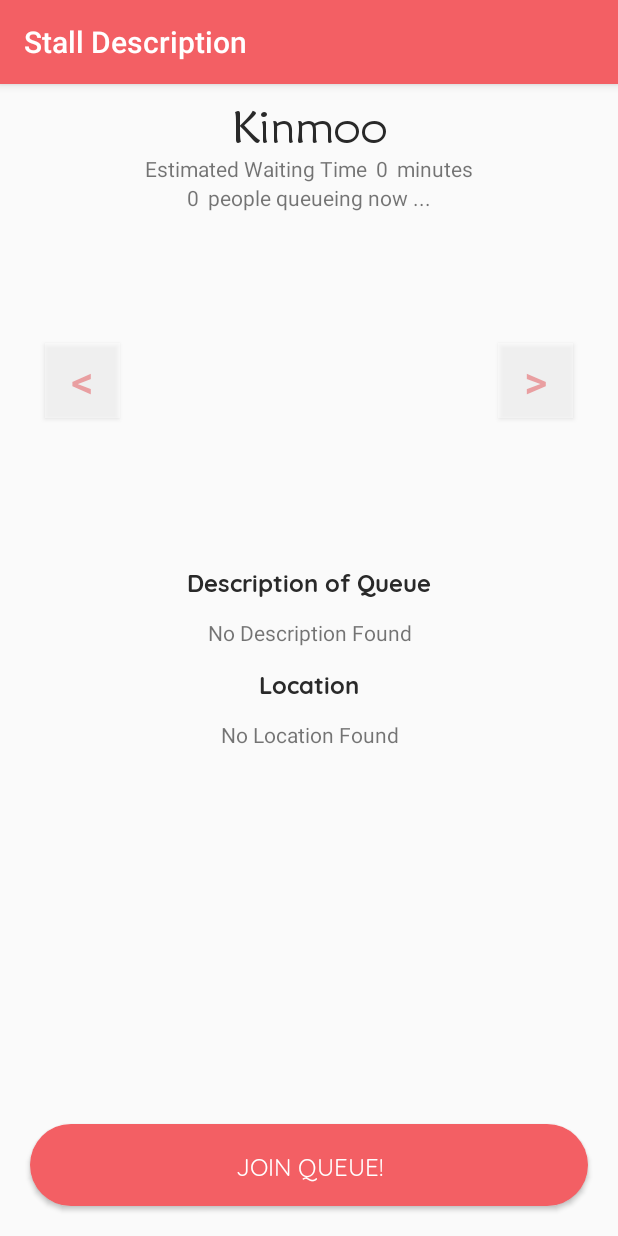
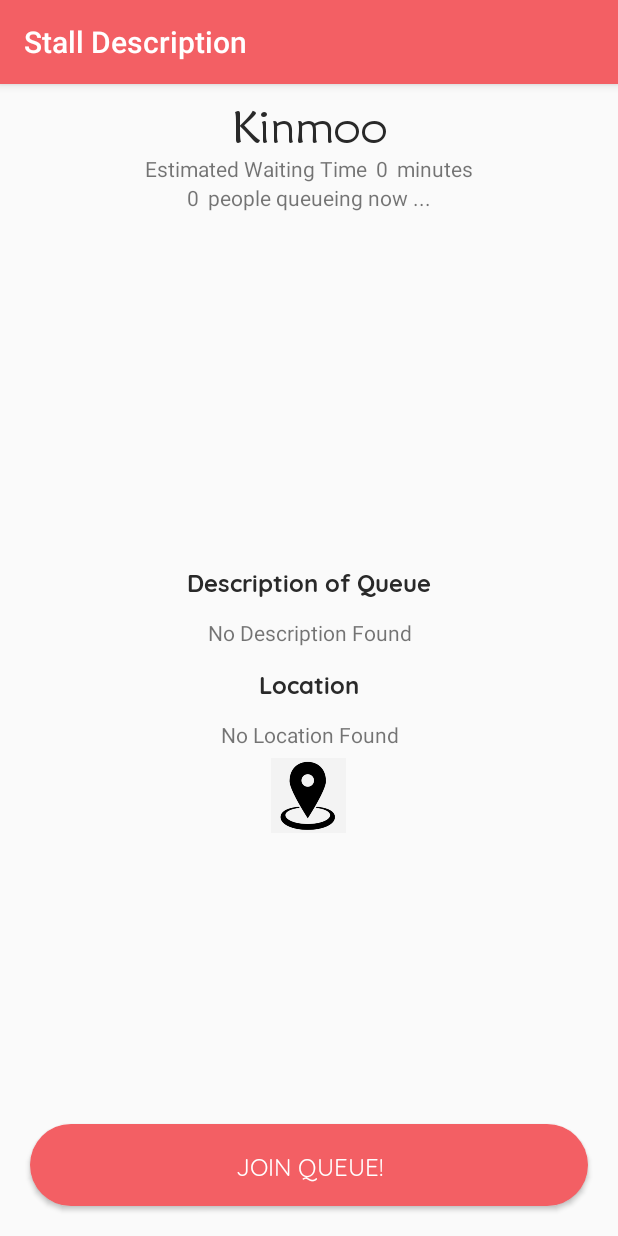
Before and after one commit to lyqht/Q, an Android app: the Cust_Gallery screen opened directly, with no data from a screen before it, on a phone screen of 412 x 824 dp. Run offline under Robolectric (Android 15) with nearby library versions, the phone set to English and light mode, and no system bars; our stand-ins replace Firebase (no records; nobody signed in at launch, a user with empty details on screens opened directly), Picasso; pictures from the network do not load.

```diff
--- a/app/src/main/java/gcsenxmk/q/customer/Cust_Gallery.java
+++ b/app/src/main/java/gcsenxmk/q/customer/Cust_Gallery.java
@@ -1,6 +1,7 @@
 package gcsenxmk.q.customer;
 
 import android.content.Intent;
+import android.net.Uri;
 import android.os.Bundle;
 import android.support.annotation.NonNull;
 import android.support.annotation.Nullable;
@@ -9,6 +10,7 @@ import android.util.Log;
 import android.view.Gravity;
 import android.view.View;
 import android.widget.Button;
+import android.widget.ImageButton;
 import android.widget.ImageView;
 import android.widget.TextView;
 import android.widget.Toast;
@@ -32,8 +34,6 @@ public class Cust_Gallery extends AppCompatActivity {
     private FirebaseAuth firebaseAuth;
     private FirebaseUser user;
     private String priority = "false";
-    private boolean joinOnce = false;
-    protected boolean makeToast = false;
 
     private DatabaseReference queueDatabaseRef;
     private DatabaseReference customerDatabaseRef;
@@ -45,8 +45,6 @@ public class Cust_Gallery extends AppCompatActivity {
         Log.d(TAG, "onCreate: started.");
     }
 
-    // TODO : MODIFY getIncomingIntent() & setGallery for more details to be displayed.
-    // TODO - tags, operating hours, location (Google Map API)
 
     private void getIncomingIntent() {
         Log.d(TAG, "getIncomingIntent for Customer: checking for incoming intents.");
@@ -82,6 +80,21 @@ public class Cust_Gallery extends AppCompatActivity {
 
         TextView location = findViewById(R.id.stall_location);
         location.setText(queueLocation);
+
+        ImageButton map = findViewById(R.id.mapButton);
+        map.setOnClickListener(new View.OnClickListener() {
+            @Override
+            public void onClick(View v) {
+                Uri.Builder builder = new Uri.Builder();
+                builder.scheme( "geo" ).opaquePart( "0.0" ).appendQueryParameter( "q" ,queueLocation);
+                Uri geoLocation = builder.build();
+                Intent intent = new Intent(Intent.ACTION_VIEW);
+                intent.setData(geoLocation);
+                if ( intent.resolveActivity(getPackageManager()) != null ){
+                    startActivity(intent);
+                }
+            }
+        });
 
         ImageView image = findViewById(R.id.stall_image);
         Picasso.with(this)
--- a/app/src/main/res/layout/content_queue_desc.xml
+++ b/app/src/main/res/layout/content_queue_desc.xml
@@ -101,28 +101,6 @@
                 app:layout_constraintHorizontal_bias="0.50"
                 app:layout_constraintStart_toStartOf="parent"
                 app:layout_constraintTop_toBottomOf="@+id/stall_desc_num_queue_layout" />
-
-            <Button
-                android:id="@+id/stall_image_prev_button"
-                style="@style/change_image"
-                android:layout_marginBottom="8dp"
-                android:layout_marginStart="8dp"
-                android:layout_marginTop="8dp"
-                android:text="&#60;"
-                app:layout_constraintBottom_toBottomOf="parent"
-                app:layout_constraintStart_toStartOf="parent"
-                app:layout_constraintTop_toTopOf="@+id/stall_image" />
-
-            <Button
-                android:id="@+id/stall_image_next_button"
-                style="@style/change_image"
-                android:layout_marginBottom="8dp"
-                android:layout_marginEnd="8dp"
-                android:layout_marginTop="8dp"
-                android:text="&#62;"
-                app:layout_constraintBottom_toBottomOf="parent"
-                app:layout_constraintEnd_toEndOf="parent"
-                app:layout_constraintTop_toTopOf="@+id/stall_image" />
         </android.support.constraint.ConstraintLayout>
 
         <RelativeLayout
@@ -169,6 +147,17 @@
                 android:text="@string/stall_location"
                 android:textAlignment="center" />
 
+            <ImageButton
+                android:id="@+id/mapButton"
+                android:layout_width="50dp"
+                android:layout_height="50dp"
+                android:layout_below="@id/stall_location"
+                android:layout_centerHorizontal="true"
+                android:layout_marginTop="6dp"
+                android:src="@drawable/map_icon"
+                android:scaleType="centerInside"
+                android:background="@color/colorTransparentGrey"/>
+
 
         </RelativeLayout>
 
```
Also changed, not shown: app/src/main/res/drawable/map_icon.png (added).
